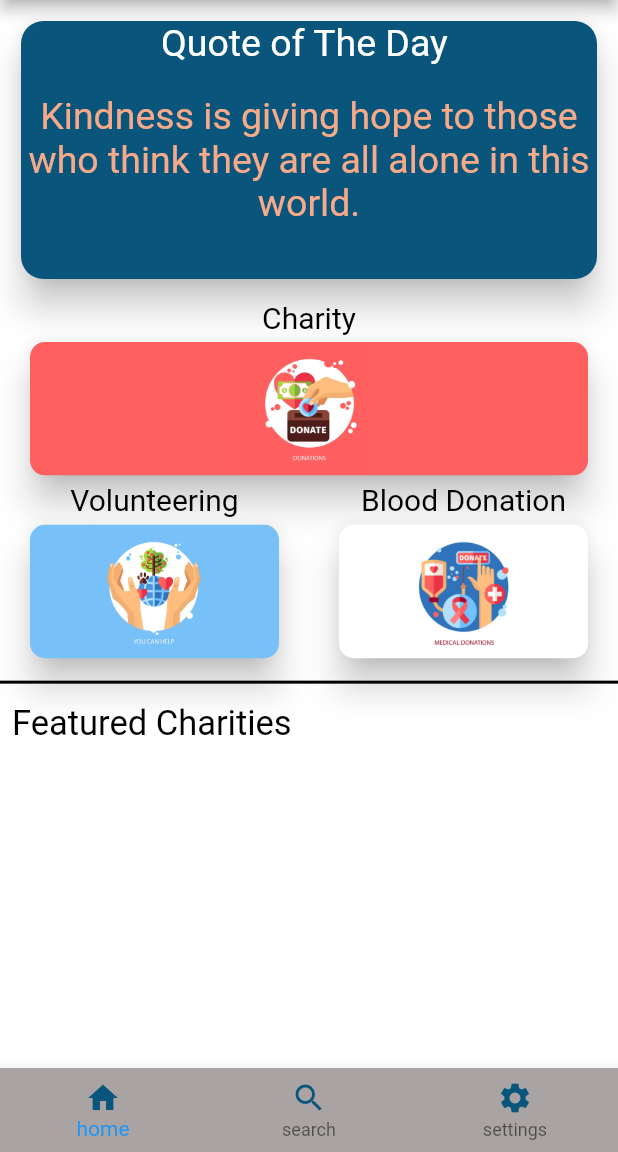
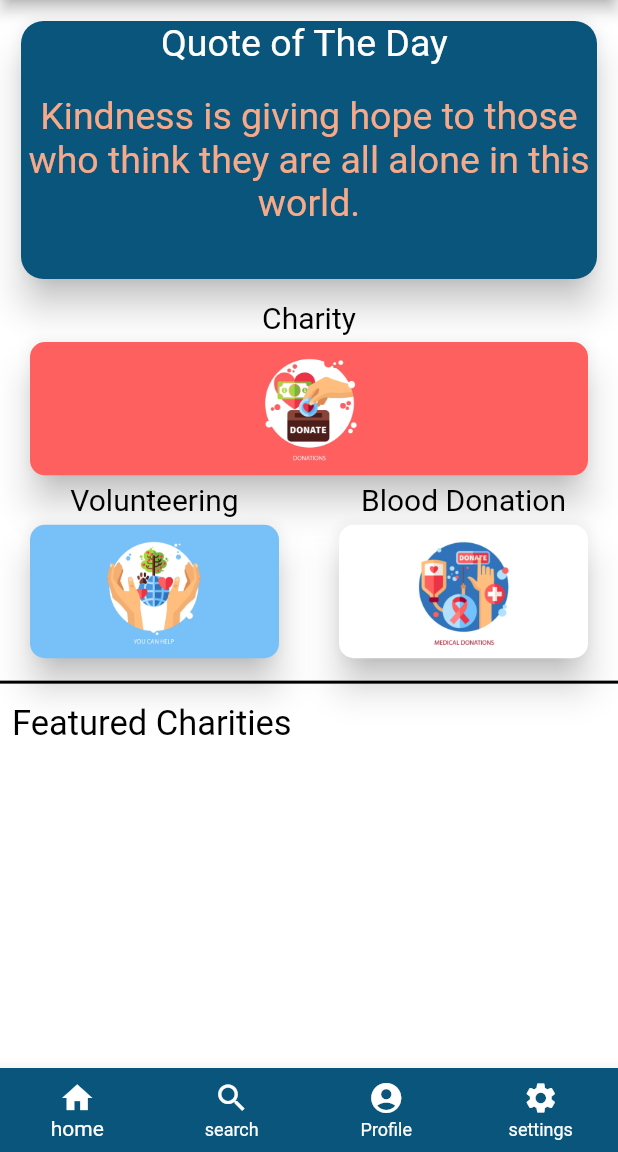
Before and after one commit to abu3athab/amal, a Flutter app: the MainPageNavigator screen opened directly, on a phone screen of 412 x 824 dp, the part 84-1236 px from its top. Run offline on Flutter 3.47's test engine with Material 2 defaults, Android fonts, the phone set to English and light mode, and no system bars; our stand-ins replace otp_text_field.

Commit message:
add profile icon to the navbar

```diff
--- a/lib/Main page/mainPageNavigator.dart
+++ b/lib/Main page/mainPageNavigator.dart
@@ -18,34 +18,47 @@ class MainPageNavigatorChild extends State<MainPageNavigator> {
     ),
     Container(
       color: Colors.red,
+    ),
+    Container(
+      color: Colors.black,
     )
   ];
   @override
   Widget build(BuildContext context) {
     return Scaffold(
-      bottomNavigationBar: BottomNavigationBar(
+      bottomNavigationBar: Container(
+        child: BottomNavigationBar(
             currentIndex: pageIndex,
             type: BottomNavigationBarType.fixed,
-          backgroundColor: Color.fromARGB(255, 170, 163, 163),
+            selectedItemColor: Colors.white,
+            unselectedItemColor: Colors.white,
+            backgroundColor: logoColor,
             items: [
               BottomNavigationBarItem(
                 icon: Icon(
                   Icons.home,
-                color: logoColor,
+                  color: Colors.white,
                 ),
                 label: "home",
               ),
               BottomNavigationBarItem(
                 icon: Icon(
                   Icons.search,
-                color: logoColor,
+                  color: Colors.white,
                 ),
                 label: "search",
               ),
               BottomNavigationBarItem(
                 icon: Icon(
+                  Icons.account_circle,
+                  color: Colors.white,
+                ),
+                label: "Profile",
+              ),
+              BottomNavigationBarItem(
+                icon: Icon(
                   Icons.settings,
-                color: logoColor,
+                  color: Colors.white,
                 ),
                 label: "settings",
               )
@@ -55,6 +68,7 @@ class MainPageNavigatorChild extends State<MainPageNavigator> {
                 pageIndex = value;
               });
             }),
+      ),
       body: pages[pageIndex],
     );
   }
--- a/lib/sign up/signUpTextBoxes.dart
+++ b/lib/sign up/signUpTextBoxes.dart
@@ -85,8 +85,8 @@ class _SignUpForUserChild extends State<SignUpForUser> {
                 child: ListView(
                   children: [
                     SizedBox(
-                      height: height * 0.25, //logo size
-                      width: width * 0.8,
+                      height: height * 0.15, //logo size
+                      width: width * 0.7,
                       child: Image.asset(
                         "assets/signUpForUsersImage.png",
                         fit: BoxFit.contain,
```
Also changed, not shown: lib/forgotpassword/forgotpassver.dart (+7 -0 lines), lib/sign up/signUpCharity.dart (+16 -7 lines). Lines whose indentation alone changed are shown as unchanged.
